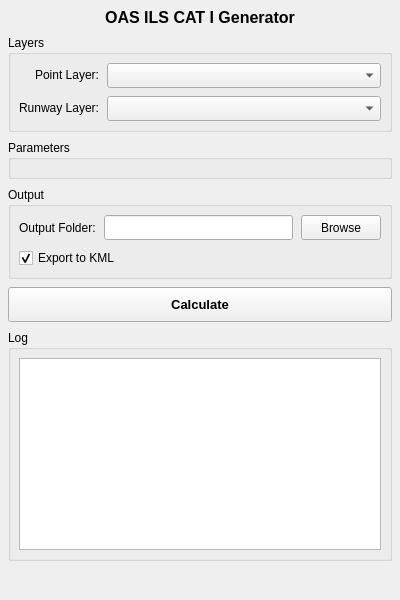
Qt form Q_Pansopy/ui/ils/qpansopy_oas_ils_dockwidget.ui (FLYGHT7/qpansopy) before a commit.
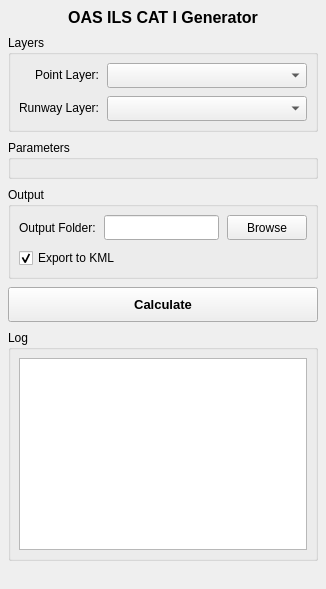
The same form after that commit. Custom widgets are drawn as their Qt base class.

```diff
--- a/Q_Pansopy/ui/ils/qpansopy_oas_ils_dockwidget.ui
+++ b/Q_Pansopy/ui/ils/qpansopy_oas_ils_dockwidget.ui
@@ -2,18 +2,16 @@
 <ui version="4.0">
  <class>QPANSOPYOASILSDockWidgetBase</class>
  <widget class="QDockWidget" name="QPANSOPYOASILSDockWidgetBase">
-  <property name="geometry">
-   <rect>
-    <x>0</x>
-    <y>0</y>
-    <width>400</width>
-    <height>600</height>
-   </rect>
-  </property>
     <property name="minimumSize">
      <size>
-        <width>0</width>
-        <height>0</height>
+    <width>250</width>
+    <height>200</height>
+   </size>
+  </property>
+  <property name="maximumSize">
+   <size>
+    <width>16777215</width>
+    <height>16777215</height>
      </size>
     </property>
   <property name="windowTitle">
```
Lines whose indentation alone changed are shown as unchanged.
